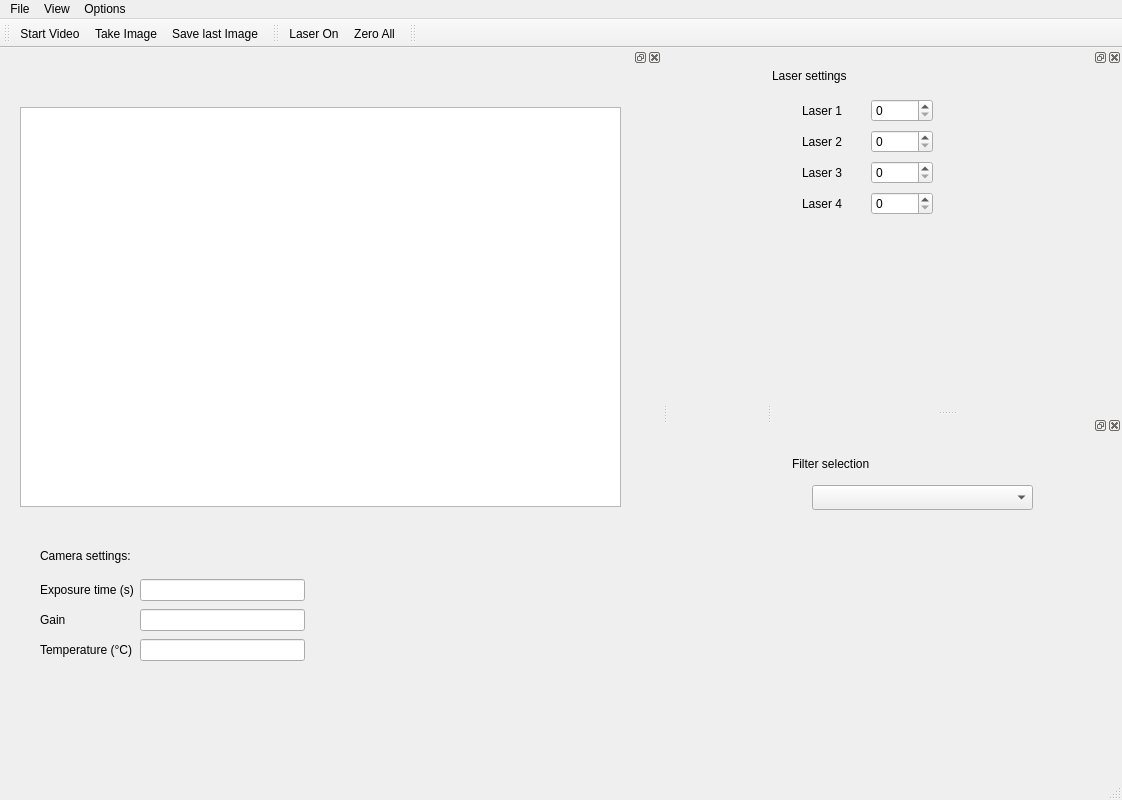
Qt form gui/fluorescence_microscopy/ui_basic.ui (fbarho/qudi-cbs) before a commit.
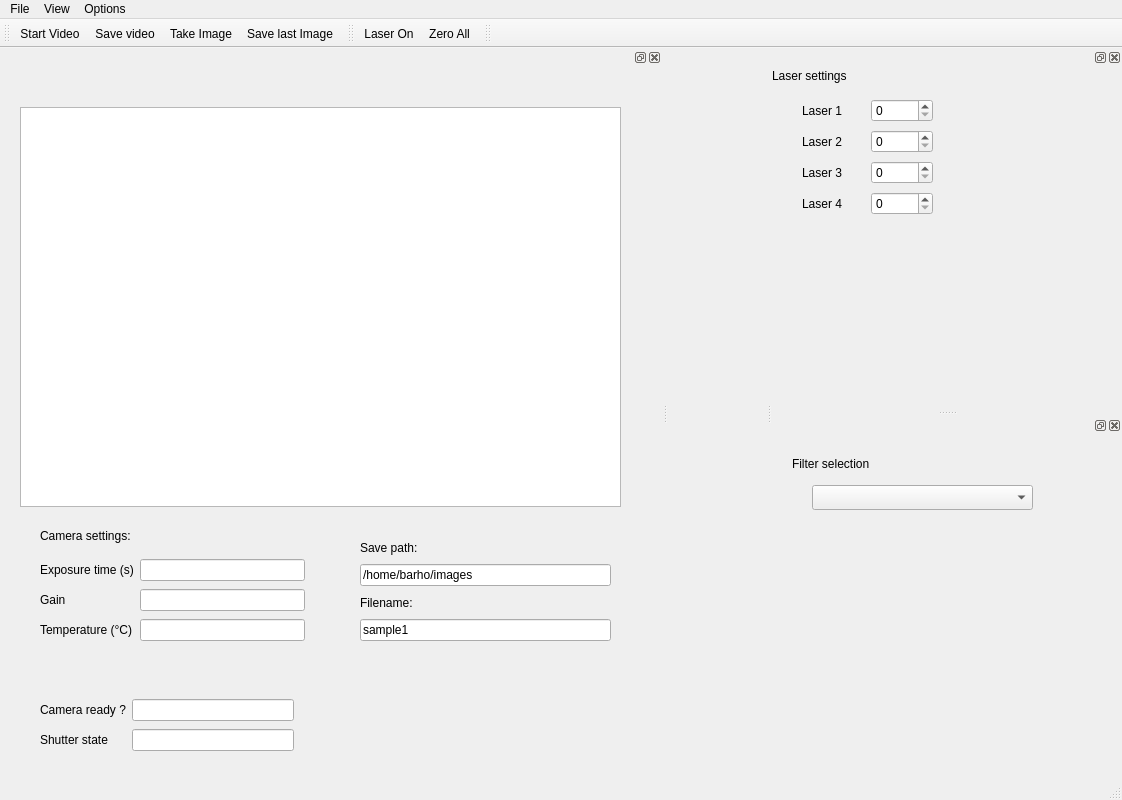
The same form after that commit. Custom widgets are drawn as their Qt base class.

Commit message:
work on camera modules
andor camera module needs to be tested with hardware
added new functionality to GUI and logic (save image)
initialized status tracking displays but not fully operational yet

What changed in the file:
```diff
--- a/gui/fluorescence_microscopy/ui_basic.ui
+++ b/gui/fluorescence_microscopy/ui_basic.ui
@@ -60,6 +60,7 @@
     <bool>false</bool>
    </attribute>
    <addaction name="start_video_Action"/>
+   <addaction name="save_video_Action"/>
    <addaction name="take_image_Action"/>
    <addaction name="save_last_image_Action"/>
   </widget>
@@ -210,7 +211,7 @@
      <property name="geometry">
       <rect>
        <x>40</x>
-       <y>480</y>
+       <y>460</y>
        <width>141</width>
        <height>17</height>
       </rect>
@@ -223,7 +224,7 @@
      <property name="geometry">
       <rect>
        <x>40</x>
-       <y>510</y>
+       <y>490</y>
        <width>265</width>
        <height>89</height>
       </rect>
@@ -273,6 +274,86 @@
       </item>
      </layout>
     </widget>
+    <widget class="QWidget" name="">
+     <property name="geometry">
+      <rect>
+       <x>40</x>
+       <y>630</y>
+       <width>254</width>
+       <height>58</height>
+      </rect>
+     </property>
+     <layout class="QGridLayout" name="gridLayout_3">
+      <item row="0" column="0">
+       <widget class="QLabel" name="label_5">
+        <property name="text">
+         <string>Camera ready ?</string>
+        </property>
+       </widget>
+      </item>
+      <item row="0" column="1">
+       <widget class="QLineEdit" name="camera_status_LineEdit">
+        <property name="readOnly">
+         <bool>true</bool>
+        </property>
+       </widget>
+      </item>
+      <item row="1" column="0">
+       <widget class="QLabel" name="shutter_Label">
+        <property name="text">
+         <string>Shutter state</string>
+        </property>
+       </widget>
+      </item>
+      <item row="1" column="1">
+       <widget class="QLineEdit" name="shutter_status_LineEdit">
+        <property name="readOnly">
+         <bool>true</bool>
+        </property>
+       </widget>
+      </item>
+     </layout>
+    </widget>
+    <widget class="QWidget" name="">
+     <property name="geometry">
+      <rect>
+       <x>360</x>
+       <y>470</y>
+       <width>251</width>
+       <height>104</height>
+      </rect>
+     </property>
+     <layout class="QVBoxLayout" name="verticalLayout">
+      <item>
+       <widget class="QLabel" name="label_6">
+        <property name="text">
+         <string>Save path:</string>
+        </property>
+       </widget>
+      </item>
+      <item>
+       <widget class="QLineEdit" name="save_path_LineEdit">
+        <property name="text">
+         <string>/home/barho/images</string>
+        </property>
+       </widget>
+      </item>
+      <item>
+       <widget class="QLabel" name="label_7">
+        <property name="text">
+         <string>Filename:</string>
+        </property>
+       </widget>
+      </item>
+      <item>
+       <widget class="QLineEdit" name="filename_LineEdit">
+        <property name="text">
+         <string>sample1</string>
+        </property>
+       </widget>
+      </item>
+     </layout>
+    </widget>
    </widget>
   </widget>
   <widget class="QToolBar" name="toolBar_3">
@@ -389,6 +470,11 @@
     <string>Piezo settings</string>
    </property>
   </action>
+  <action name="save_video_Action">
+   <property name="text">
+    <string>Save video</string>
+   </property>
+  </action>
  </widget>
  <customwidgets>
   <customwidget>
```
The commit also changes 5 other files.
